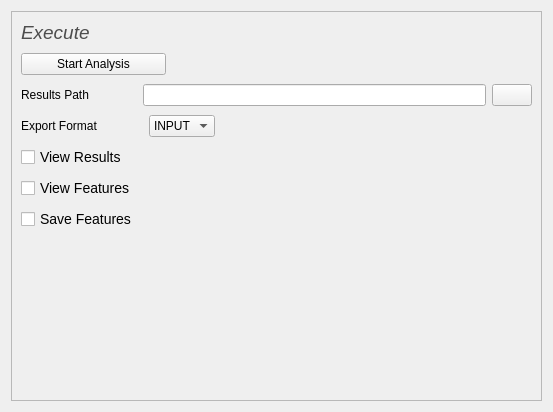
Qt form src/romeo/view/mainWindow/executepanel.ui (AlbertoSimioni/Romeo) before a commit.
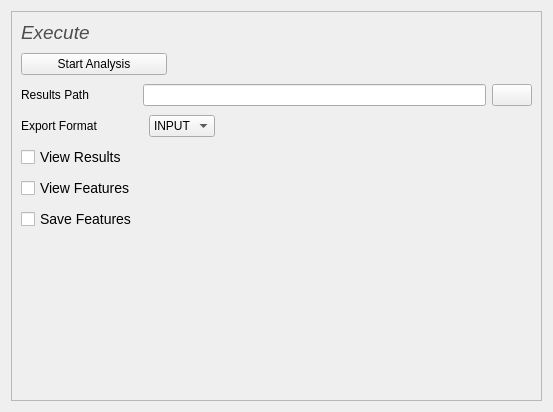
The same form after that commit. Icons and pictures are not drawn.

```diff
--- a/src/romeo/view/mainWindow/executepanel.ui
+++ b/src/romeo/view/mainWindow/executepanel.ui
@@ -81,8 +81,8 @@
         </property>
         <property name="sizeHint" stdset="0">
          <size>
-          <width>20</width>
-          <height>116</height>
+          <width>0</width>
+          <height>0</height>
          </size>
         </property>
        </spacer>
```
